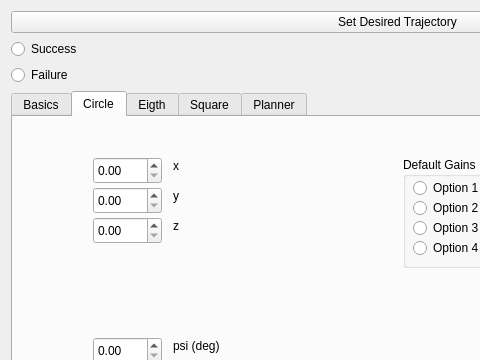
Before: the Qt Designer form gui/src/gui/TrajectorySelection.ui in RicZan/quadcoptersSML, drawn with Qt 5; both pictures show x 0 to 480 and y 0 to 360 of the 795 by 727 pixel window.
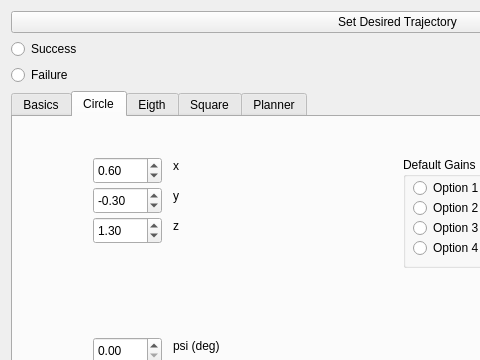
After: the same form once the commit is applied. The open tabs and pages were chosen to show the change.

```diff
--- a/gui/src/gui/TrajectorySelection.ui
+++ b/gui/src/gui/TrajectorySelection.ui
@@ -257,6 +257,12 @@
          <height>27</height>
         </rect>
        </property>
+       <property name="minimum">
+        <double>-99.000000000000000</double>
+       </property>
+       <property name="value">
+        <double>0.600000000000000</double>
+       </property>
       </widget>
       <widget class="QDoubleSpinBox" name="box_y_circle">
        <property name="geometry">
@@ -267,6 +273,12 @@
          <height>27</height>
         </rect>
        </property>
+       <property name="minimum">
+        <double>-99.000000000000000</double>
+       </property>
+       <property name="value">
+        <double>-0.300000000000000</double>
+       </property>
       </widget>
       <widget class="QDoubleSpinBox" name="box_z_circle">
        <property name="geometry">
@@ -277,6 +289,9 @@
          <height>27</height>
         </rect>
        </property>
+       <property name="value">
+        <double>1.300000000000000</double>
+       </property>
       </widget>
       <widget class="QLabel" name="label_4">
        <property name="geometry">
```
Left out of the diff: 2 changed lines with no effect on the pictures.
